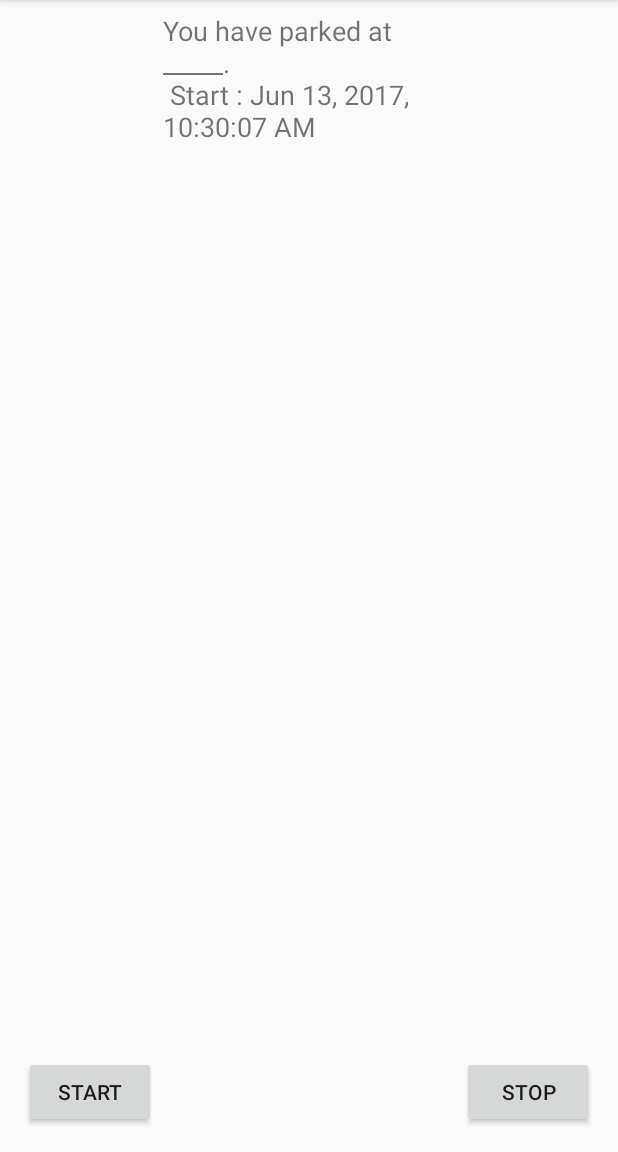
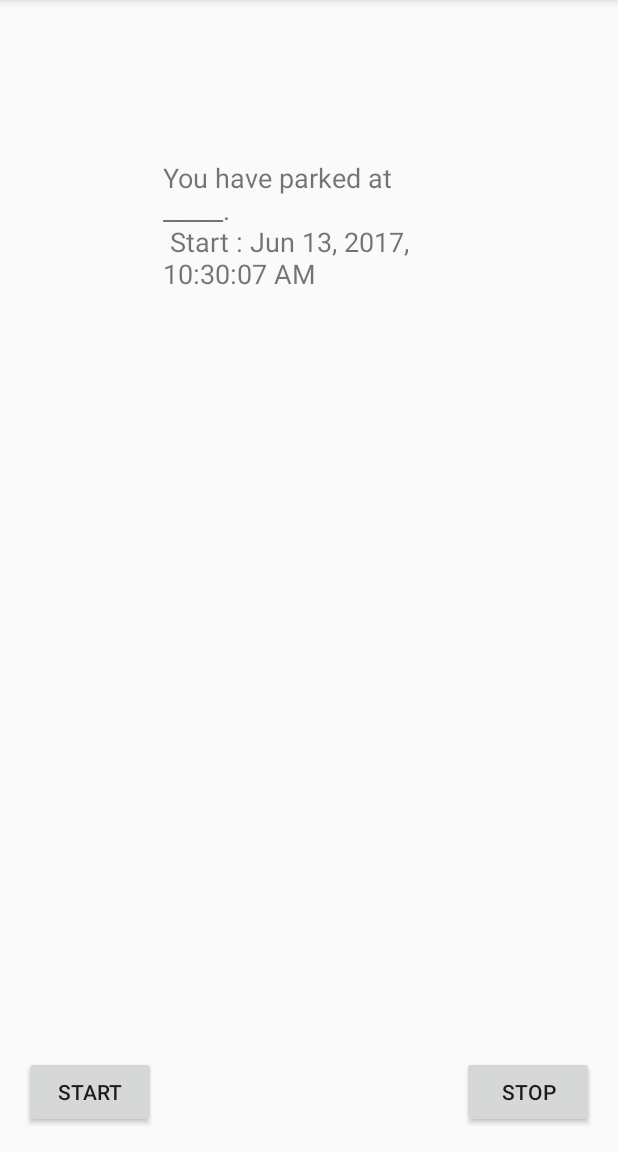
Before and after one commit to nisargatman/Prototype, an Android app: the screen it shows after launch (MainActivity), after a tap on "START", on a phone screen of 412 x 824 dp, the part 84-1236 px from its top. Run offline under Robolectric (Android 15) with nearby library versions, the phone set to English and light mode, and no system bars.

Commit message:
Layout changes

```diff
--- a/app/src/main/res/layout/activity_main.xml
+++ b/app/src/main/res/layout/activity_main.xml
@@ -34,7 +34,7 @@
         android:layout_height="155dp"
         android:layout_marginLeft="8dp"
         android:layout_marginRight="8dp"
-        android:layout_marginTop="8dp"
+        android:layout_marginTop="106dp"
         android:textSize="18sp"
         app:layout_constraintHorizontal_bias="0.502"
         app:layout_constraintLeft_toLeftOf="parent"
@@ -54,5 +54,5 @@
         app:layout_constraintLeft_toLeftOf="parent"
         app:layout_constraintRight_toRightOf="parent"
         app:layout_constraintTop_toBottomOf="@+id/textView"
-        app:layout_constraintVertical_bias="0.085" />
+        app:layout_constraintVertical_bias="0.122" />
 </android.support.constraint.ConstraintLayout>
```
